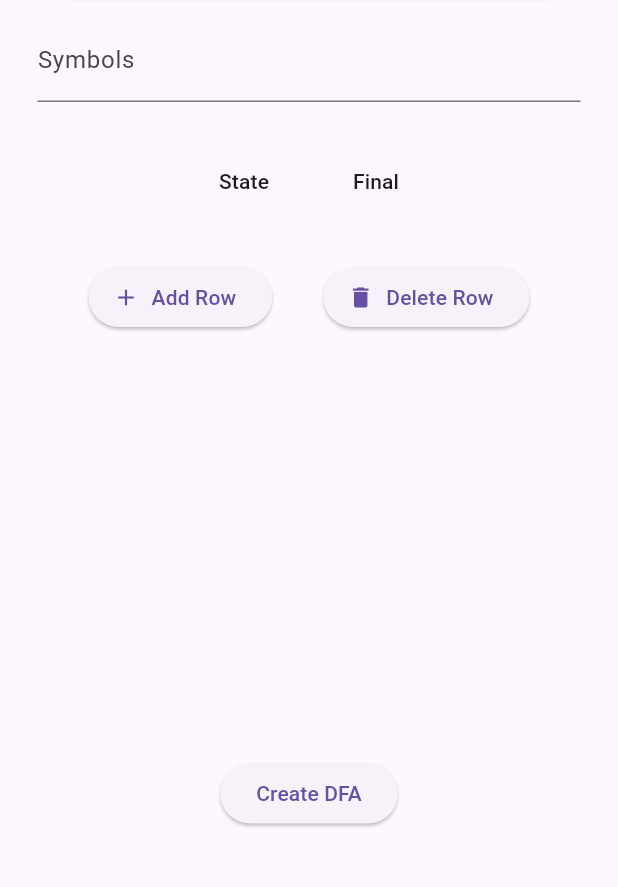
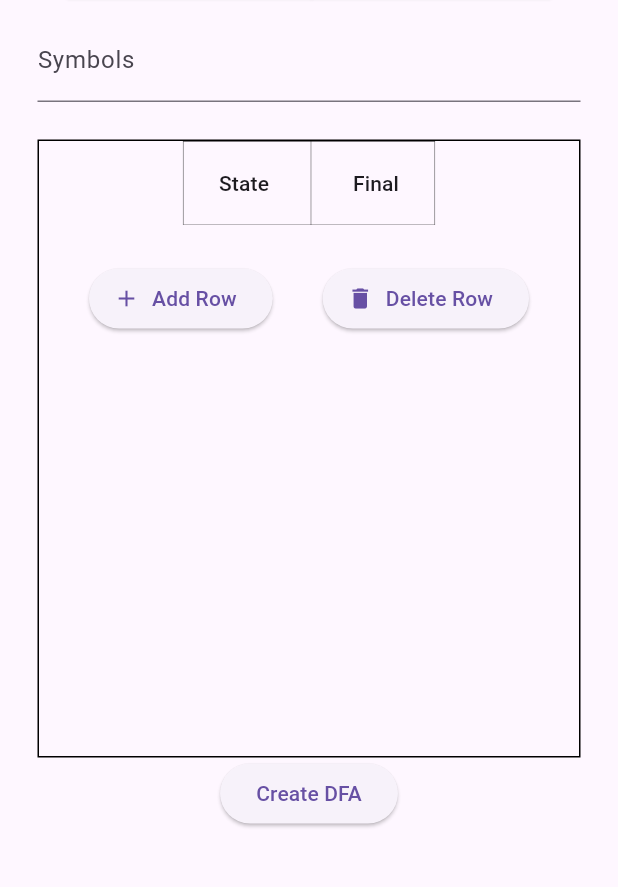
Before and after one commit to souls2108/Automata_App, a Flutter app: the screen it shows after launch, after a tap on "Create from table", on a phone screen of 412 x 824 dp, the part 141-1028 px from its top. Run offline on Flutter 3.47's test engine with Material 3 defaults, Android fonts, the phone set to English and light mode, and no system bars; our stand-ins replace flutter_svg; missing offline and left inert: dart:ffi, flutter_inappwebview.

Commit message:
Add decoration to CreateTable Widget

```diff
--- a/lib/views/create_automata/create_from_table.dart
+++ b/lib/views/create_automata/create_from_table.dart
@@ -1,5 +1,3 @@
-import 'package:automata_app/widgets/editable_datatable.dart';
-import 'package:editable/editable.dart';
 import 'package:flutter/material.dart';
 import 'dart:developer' as devtools show log;
 
@@ -13,8 +11,7 @@ class CreateFromTable extends StatefulWidget {
 }
 
 class _CreateFromTableState extends State<CreateFromTable> {
-  final _formKey = GlobalKey<FormState>();
-  late TextEditingController _symbolController;
+  late final TextEditingController _symbolController;
   Set<String> _symbols = {};
   String value = '';
   final List<Map<String, int?>> _tableData = [];
@@ -23,6 +20,12 @@ class _CreateFromTableState extends State<CreateFromTable> {
   void initState() {
     _symbolController = TextEditingController();
     super.initState();
+  }
+
+  @override
+  void dispose() {
+    _symbolController.dispose();
+    super.dispose();
   }
 
   @override
@@ -51,11 +54,12 @@ class _CreateFromTableState extends State<CreateFromTable> {
           },
         ),
         const SizedBox(height: 25),
-        SizedBox(
+        Container(
+          decoration: BoxDecoration(
+            border: Border.all(color: Colors.black),
+          ),
           height: MediaQuery.of(context).size.height * 0.5,
           child: SingleChildScrollView(
-            child: Form(
-              key: _formKey,
             child: Column(
               children: [
                 SingleChildScrollView(
@@ -63,6 +67,10 @@ class _CreateFromTableState extends State<CreateFromTable> {
                     child: DataTable(
                       columns: _tableColumns(),
                       rows: _tableRows(),
+                      border: TableBorder.all(
+                        color: Colors.black,
+                        width: 0.25,
+                      ),
                     )),
                 const SizedBox(height: 25),
                 Row(
@@ -87,7 +95,6 @@ class _CreateFromTableState extends State<CreateFromTable> {
                   ],
                 )
               ],
-              ),
             ),
           ),
         ),
@@ -119,7 +126,9 @@ class _CreateFromTableState extends State<CreateFromTable> {
         ),
         for (var symbol in _symbols)
           DataCell(TextField(
-            keyboardType: TextInputType.name,
+            autocorrect: false,
+            textInputAction: TextInputAction.next,
+            keyboardType: TextInputType.number,
             inputFormatters: <TextInputFormatter>[
               FilteringTextInputFormatter.digitsOnly
             ],
@@ -128,6 +137,9 @@ class _CreateFromTableState extends State<CreateFromTable> {
                 _tableData[i][symbol] = int.tryParse(value);
               });
             },
+            decoration: const InputDecoration(
+              border: InputBorder.none,
+            ),
           ))
       ];
       tableRows.add(DataRow.byIndex(cells: row, index: i));
```
Also changed, not shown: 4 other files. Lines whose indentation alone changed are shown as unchanged.
